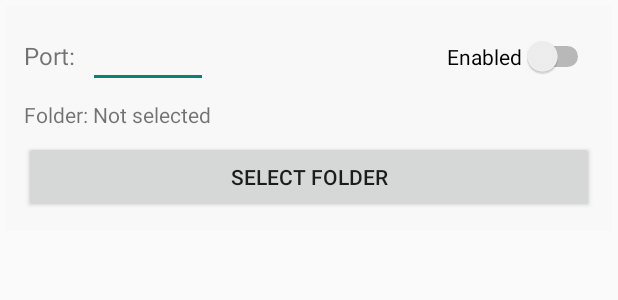
After one commit to al-isman111/Ftp-loopback, an Android app: the layout item_port_config.xml on its own in the app's theme, with its tools: preview values and no code run, on a phone screen of 412 x 824 dp. The commit adds this screen. Shown: the top 300 px of the screen. Run offline under Robolectric (Android 15) with nearby library versions, the phone set to English and light mode, and no system bars.

Commit message:
Add port-folder mapping system for receiver configuration
- Add PortFolderMapping model for port-to-folder configuration
- Add ReceiverConfigActivity for managing port mappings
- Update MainActivity with configuration button
- Add layouts for receiver configuration
- Update AndroidManifest with new activity

```diff
--- a/app/src/main/AndroidManifest.xml
+++ b/app/src/main/AndroidManifest.xml
@@ -26,6 +26,11 @@
             </intent-filter>
         </activity>
 
+        <activity
+            android:name=".ReceiverConfigActivity"
+            android:label="Receiver Configuration"
+            android:exported="false" />
+
         <service
             android:name=".service.FileMonitorService"
             android:enabled="true"
--- /dev/null
+++ b/app/src/main/res/layout/item_port_config.xml
@@ -0,0 +1,59 @@
+<?xml version="1.0" encoding="utf-8"?>
+<LinearLayout xmlns:android="http://schemas.android.com/apk/res/android"
+    android:layout_width="match_parent"
+    android:layout_height="wrap_content"
+    android:orientation="vertical"
+    android:padding="12dp"
+    android:background="#f8f8f8"
+    android:layout_margin="4dp">
+
+    <LinearLayout
+        android:layout_width="match_parent"
+        android:layout_height="wrap_content"
+        android:orientation="horizontal"
+        android:layout_marginBottom="8dp">
+
+        <TextView
+            android:id="@+id/tvPort"
+            android:layout_width="wrap_content"
+            android:layout_height="wrap_content"
+            android:text="Port:"
+            android:textSize="16sp"
+            android:layout_gravity="center_vertical"
+            android:layout_marginEnd="8dp" />
+
+        <EditText
+            android:id="@+id/etPort"
+            android:layout_width="80dp"
+            android:layout_height="wrap_content"
+            android:inputType="number"
+            android:textSize="16sp" />
+
+        <Space
+            android:layout_width="0dp"
+            android:layout_height="1dp"
+            android:layout_weight="1" />
+
+        <Switch
+            android:id="@+id/switchEnabled"
+            android:layout_width="wrap_content"
+            android:layout_height="wrap_content"
+            android:text="Enabled" />
+
+    </LinearLayout>
+
+    <TextView
+        android:id="@+id/tvFolder"
+        android:layout_width="match_parent"
+        android:layout_height="wrap_content"
+        android:text="Folder: Not selected"
+        android:textSize="14sp"
+        android:layout_marginBottom="8dp" />
+
+    <Button
+        android:id="@+id/btnSelectFolder"
+        android:layout_width="match_parent"
+        android:layout_height="wrap_content"
+        android:text="Select Folder" />
+
+</LinearLayout>
```
Also changed, not shown: app/src/main/java/com/sandbox/ftptransfer/MainActivity.kt (+16 -0 lines), app/src/main/java/com/sandbox/ftptransfer/ReceiverConfigActivity.kt (added, +214 -0 lines), app/src/main/java/com/sandbox/ftptransfer/model/PortFolderMapping.kt (added, +39 -0 lines), app/src/main/res/layout/activity_main.xml (+7 -0 lines), app/src/main/res/layout/activity_receiver_config.xml (added, +51 -0 lines), 2 other files.
